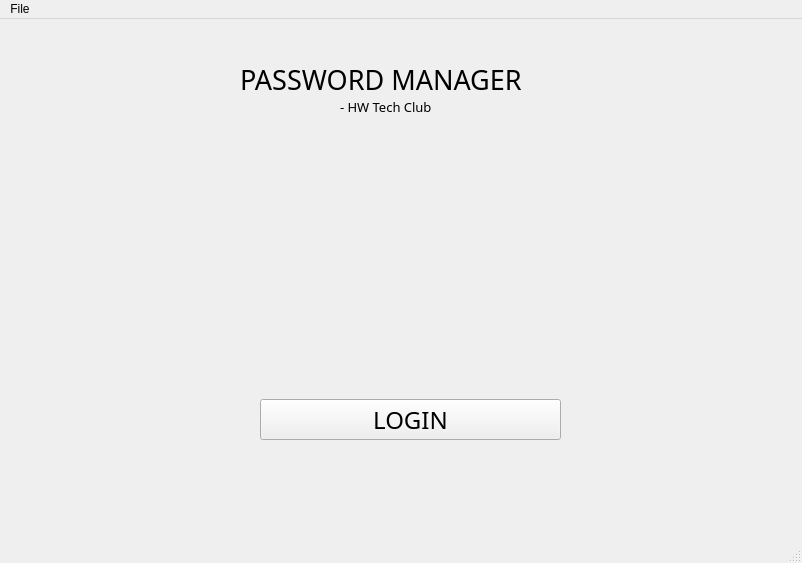
This is front-end/startPage.ui in HWTechClub/Password-Manager as Qt 5 draws it before an edit. The edited form follows.
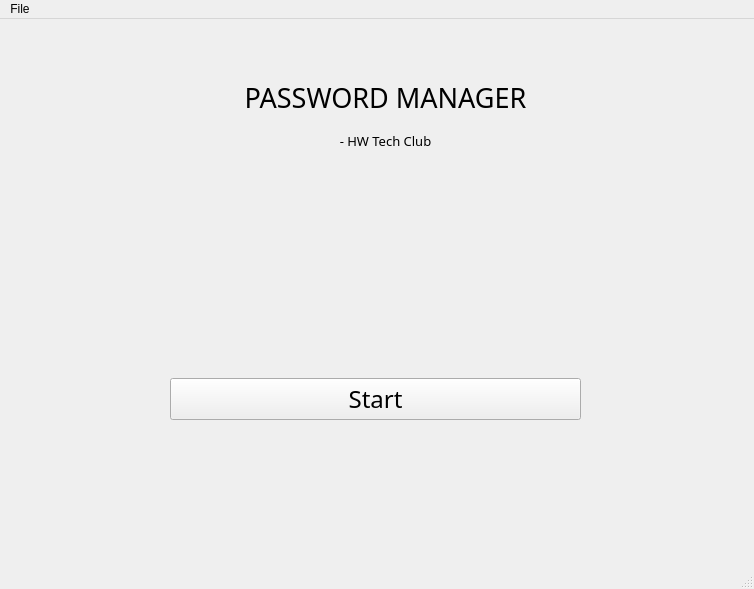
This is the edited form.

Diff of the .ui file:
```diff
--- a/front-end/startPage.ui
+++ b/front-end/startPage.ui
@@ -6,22 +6,43 @@
    <rect>
     <x>0</x>
     <y>0</y>
-    <width>802</width>
-    <height>563</height>
+    <width>754</width>
+    <height>589</height>
    </rect>
   </property>
+  <property name="minimumSize">
+   <size>
+    <width>0</width>
+    <height>0</height>
+   </size>
+  </property>
   <property name="windowTitle">
    <string>MainWindow</string>
   </property>
   <widget class="QWidget" name="centralwidget">
-   <widget class="QLabel" name="label">
+   <widget class="QWidget" name="gridLayoutWidget">
     <property name="geometry">
      <rect>
-      <x>240</x>
-      <y>40</y>
-      <width>321</width>
-      <height>41</height>
+      <x>130</x>
+      <y>60</y>
+      <width>511</width>
+      <height>80</height>
      </rect>
+    </property>
+    <layout class="QGridLayout" name="gridLayout">
+     <item row="2" column="0">
+      <widget class="QLabel" name="label1">
+       <property name="minimumSize">
+        <size>
+         <width>0</width>
+         <height>0</height>
+        </size>
+       </property>
+       <property name="maximumSize">
+        <size>
+         <width>16777215</width>
+         <height>16777215</height>
+        </size>
     </property>
     <property name="font">
      <font>
@@ -33,15 +54,64 @@
     <property name="text">
      <string>PASSWORD MANAGER</string>
     </property>
-   </widget>
-   <widget class="QPushButton" name="pushButton">
+       <property name="alignment">
+        <set>Qt::AlignCenter</set>
+       </property>
+      </widget>
+     </item>
+     <item row="3" column="0">
+      <widget class="QLabel" name="label2">
+       <property name="minimumSize">
+        <size>
+         <width>0</width>
+         <height>0</height>
+        </size>
+       </property>
+       <property name="maximumSize">
+        <size>
+         <width>16777215</width>
+         <height>16777215</height>
+        </size>
+       </property>
+       <property name="font">
+        <font>
+         <family>Montserrat Medium</family>
+         <pointsize>10</pointsize>
+        </font>
+       </property>
+       <property name="text">
+        <string>- HW Tech Club</string>
+       </property>
+       <property name="alignment">
+        <set>Qt::AlignCenter</set>
+       </property>
+      </widget>
+     </item>
+    </layout>
+   </widget>
+   <widget class="QWidget" name="gridLayoutWidget_2">
     <property name="geometry">
      <rect>
-      <x>260</x>
-      <y>380</y>
-      <width>301</width>
-      <height>41</height>
+      <x>170</x>
+      <y>340</y>
+      <width>411</width>
+      <height>80</height>
      </rect>
+    </property>
+    <layout class="QGridLayout" name="gridLayout_2">
+     <item row="0" column="0">
+      <widget class="QPushButton" name="button1">
+       <property name="minimumSize">
+        <size>
+         <width>0</width>
+         <height>0</height>
+        </size>
+       </property>
+       <property name="maximumSize">
+        <size>
+         <width>16777215</width>
+         <height>16777215</height>
+        </size>
     </property>
     <property name="font">
      <font>
@@ -52,27 +122,11 @@
      </font>
     </property>
     <property name="text">
-     <string>LOGIN</string>
-    </property>
-   </widget>
-   <widget class="QLabel" name="label_2">
-    <property name="geometry">
-     <rect>
-      <x>340</x>
-      <y>80</y>
-      <width>111</width>
-      <height>16</height>
-     </rect>
-    </property>
-    <property name="font">
-     <font>
-      <family>Montserrat Medium</family>
-      <pointsize>10</pointsize>
-     </font>
-    </property>
-    <property name="text">
-     <string>- HW Tech Club</string>
-    </property>
+        <string>Start</string>
+       </property>
+      </widget>
+     </item>
+    </layout>
    </widget>
   </widget>
   <widget class="QMenuBar" name="menubar">
@@ -80,8 +134,8 @@
     <rect>
      <x>0</x>
      <y>0</y>
-     <width>802</width>
-     <height>26</height>
+     <width>754</width>
+     <height>21</height>
     </rect>
    </property>
    <widget class="QMenu" name="menuFile">
```
Left out of the diff: 6 changed lines with no effect on the pictures. Lines whose indentation alone changed are shown as unchanged.
